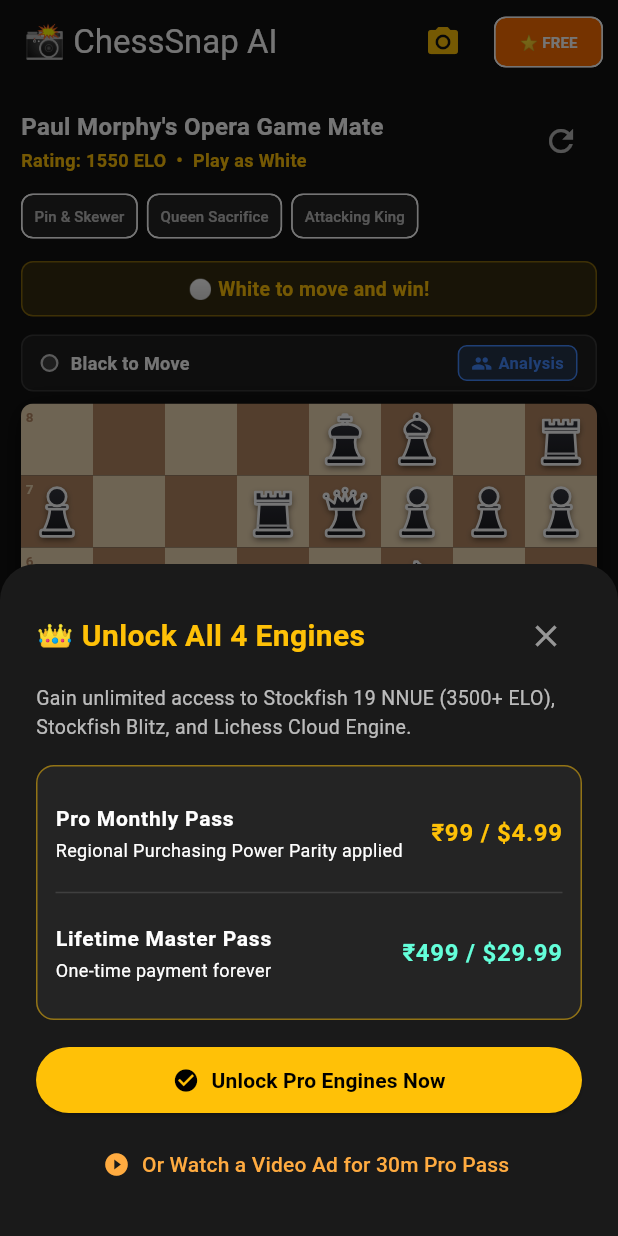
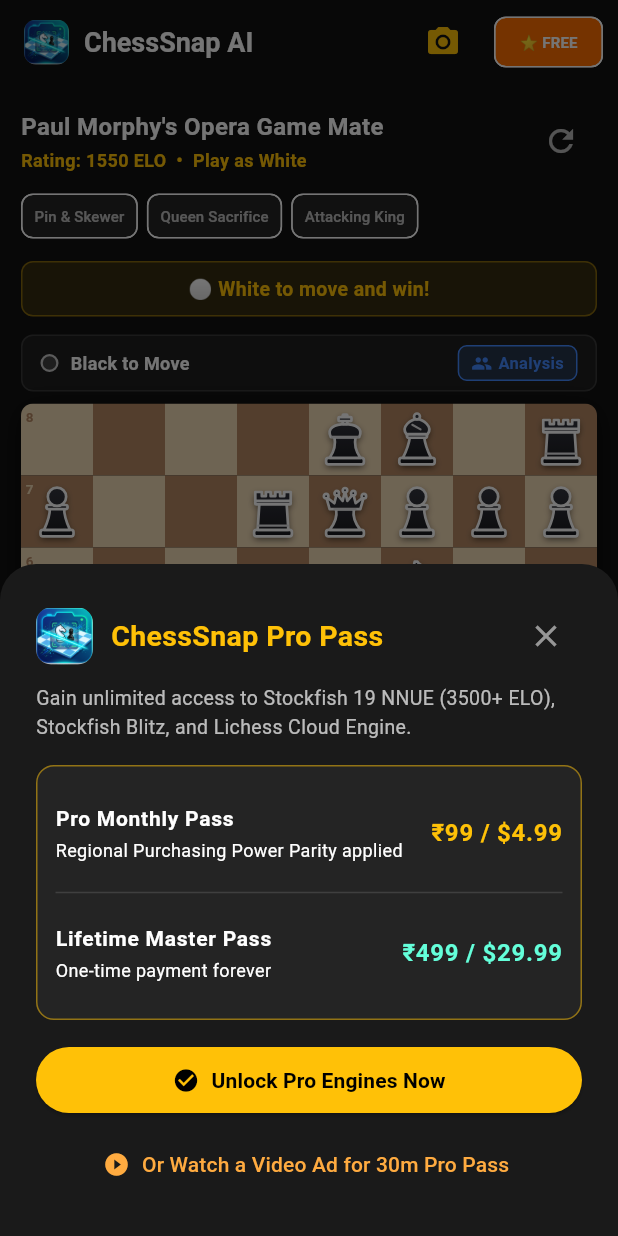
Before and after one commit to HG-programer/chess-scanner-app, a Flutter app: the screen it shows after launch, item 2 of the bottom bar chosen, after a tap on "⭐ FREE", on a phone screen of 412 x 824 dp. Run offline on Flutter 3.47's test engine with Material 3 defaults, Android fonts, the phone set to English and light mode, and no system bars; our stand-ins replace camera, google_mobile_ads, in_app_review, shared_preferences; missing offline and left inert: chess; accounts and stored records are empty; network calls fail.

Commit message:
feat(branding): add official ChessSnap logo in-app and launcher icons

```diff
--- a/mobile_app/lib/main.dart
+++ b/mobile_app/lib/main.dart
@@ -444,11 +444,22 @@
           crossAxisAlignment: CrossAxisAlignment.stretch,
           children: [
             Row(
-              mainAxisAlignment: MainAxisAlignment.spaceBetween,
               children: [
-                const Text(
-                  '👑 Unlock All 4 Engines',
-                  style: TextStyle(fontSize: 20, fontWeight: FontWeight.bold, color: Colors.amber),
+                ClipRRect(
+                  borderRadius: BorderRadius.circular(10),
+                  child: Image.asset(
+                    'assets/images/app_logo.png',
+                    width: 38,
+                    height: 38,
+                    fit: BoxFit.cover,
+                  ),
+                ),
+                const SizedBox(width: 12),
+                const Expanded(
+                  child: Text(
+                    'ChessSnap Pro Pass',
+                    style: TextStyle(fontSize: 19, fontWeight: FontWeight.bold, color: Colors.amber),
+                  ),
                 ),
                 IconButton(
                   icon: const Icon(Icons.close, color: Colors.white54),
@@ -773,32 +784,53 @@
   Widget _buildCameraScanCard() {
     return Card(
       color: const Color(0xFF1E1E1E),
-      shape: RoundedRectangleBorder(borderRadius: BorderRadius.circular(12)),
+      shape: RoundedRectangleBorder(borderRadius: BorderRadius.circular(14)),
       child: Padding(
-        padding: const EdgeInsets.all(14.0),
+        padding: const EdgeInsets.all(16.0),
         child: Column(
           children: [
-            const Icon(Icons.camera_alt, size: 32, color: Colors.amber),
-            const SizedBox(height: 6),
+            Container(
+              width: 76,
+              height: 76,
+              decoration: BoxDecoration(
+                borderRadius: BorderRadius.circular(18),
+                boxShadow: [
+                  BoxShadow(
+                    color: Colors.cyanAccent.withOpacity(0.4),
+                    blurRadius: 18,
+                    spreadRadius: 2,
+                  ),
+                ],
+              ),
+              child: ClipRRect(
+                borderRadius: BorderRadius.circular(18),
+                child: Image.asset(
+                  'assets/images/app_logo.png',
+                  fit: BoxFit.cover,
+                ),
+              ),
+            ),
+            const SizedBox(height: 12),
             const Text(
               'Scan Physical Chess Board',
-              style: TextStyle(fontSize: 15, fontWeight: FontWeight.bold),
+              style: TextStyle(fontSize: 16, fontWeight: FontWeight.bold, color: Colors.white),
             ),
-            const SizedBox(height: 2),
+            const SizedBox(height: 3),
             const Text(
-              'Point camera at physical boards, screens, or test sample diagrams.',
+              'Point camera at 3D physical boards, screens, or tactical diagrams.',
               textAlign: TextAlign.center,
               style: TextStyle(color: Colors.white70, fontSize: 11),
             ),
-            const SizedBox(height: 8),
+            const SizedBox(height: 12),
             ElevatedButton.icon(
               onPressed: _openCameraScanner,
-              icon: const Icon(Icons.photo_camera, size: 16),
-              label: const Text('Open Camera Scanner'),
+              icon: const Icon(Icons.photo_camera, size: 18),
+              label: const Text('Open Camera Scanner', style: TextStyle(fontWeight: FontWeight.bold)),
               style: ElevatedButton.styleFrom(
                 backgroundColor: Colors.amber,
                 foregroundColor: Colors.black,
-                padding: const EdgeInsets.symmetric(horizontal: 20, vertical: 10),
+                padding: const EdgeInsets.symmetric(horizontal: 24, vertical: 12),
+                shape: RoundedRectangleBorder(borderRadius: BorderRadius.circular(10)),
               ),
             ),
           ],
@@ -989,7 +1021,25 @@
 
     return Scaffold(
       appBar: AppBar(
-        title: const Text('📸 ChessSnap AI'),
+        title: Row(
+          mainAxisSize: MainAxisSize.min,
+          children: [
+            ClipRRect(
+              borderRadius: BorderRadius.circular(8),
+              child: Image.asset(
+                'assets/images/app_logo.png',
+                width: 30,
+                height: 30,
+                fit: BoxFit.cover,
+              ),
+            ),
+            const SizedBox(width: 10),
+            const Text(
+              'ChessSnap AI',
+              style: TextStyle(fontWeight: FontWeight.bold, fontSize: 18),
+            ),
+          ],
+        ),
         elevation: 0,
         actions: [
           IconButton(
--- a/mobile_app/pubspec.yaml
+++ b/mobile_app/pubspec.yaml
@@ -31,3 +31,5 @@
 
 flutter:
   uses-material-design: true
+  assets:
+    - assets/images/
```
Also changed, not shown: mobile_app/lib/ui/camera_scanner_screen.dart (+36 -9 lines), mobile_app/assets/icons/mipmap-hdpi/ic_launcher.png (added), mobile_app/assets/icons/mipmap-hdpi/ic_launcher_round.png (added), mobile_app/assets/icons/mipmap-mdpi/ic_launcher.png (added), mobile_app/assets/icons/mipmap-mdpi/ic_launcher_round.png (added), mobile_app/assets/icons/mipmap-xhdpi/ic_launcher.png (added), mobile_app/assets/icons/mipmap-xhdpi/ic_launcher_round.png (added), mobile_app/assets/icons/mipmap-xxhdpi/ic_launcher.png (added), mobile_app/assets/icons/mipmap-xxhdpi/ic_launcher_round.png (added), mobile_app/assets/icons/mipmap-xxxhdpi/ic_launcher.png (added), mobile_app/assets/icons/mipmap-xxxhdpi/ic_launcher_round.png (added), mobile_app/assets/images/app_logo.png (added), 1 other file.
